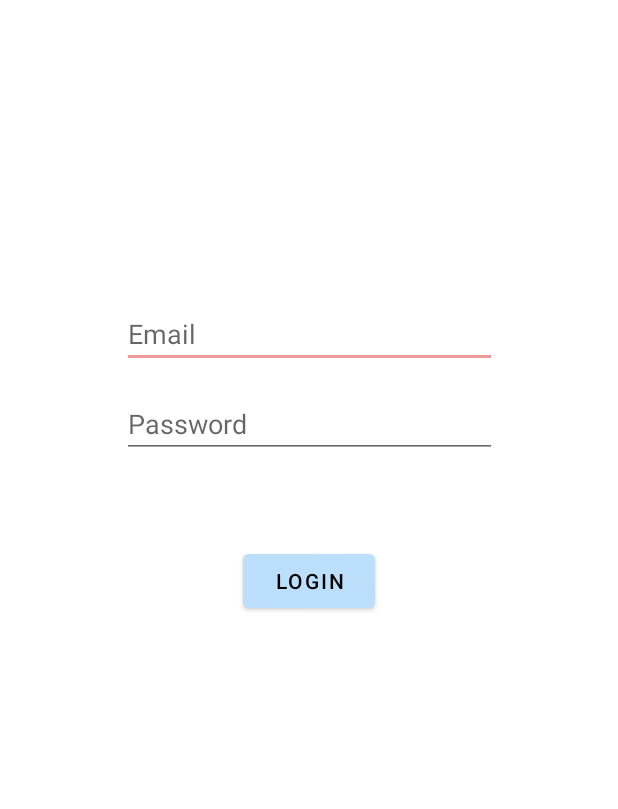
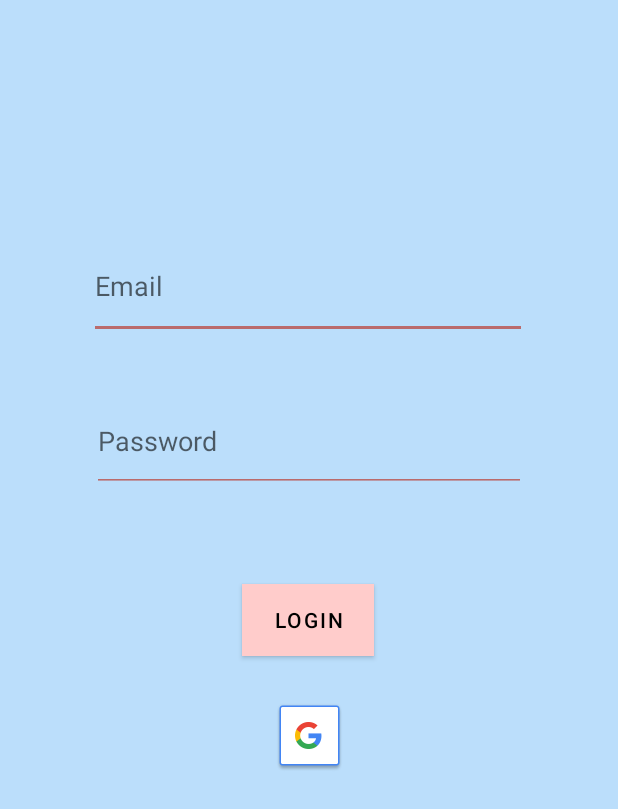
Before and after one commit to XiangLun0713/confession-android-app, an Android app: the screen it shows after launch (LoginActivity), on a phone screen of 412 x 824 dp. Shown: the top 809 px of the screen. Run offline under Robolectric (Android 15) with nearby library versions, the phone set to English and light mode, and no system bars.

Commit message:
update Login Page

```diff
--- a/app/src/main/res/layout/activity_login.xml
+++ b/app/src/main/res/layout/activity_login.xml
@@ -1,45 +1,71 @@
 <?xml version="1.0" encoding="utf-8"?>
 <androidx.constraintlayout.widget.ConstraintLayout xmlns:android="http://schemas.android.com/apk/res/android"
+    xmlns:app="http://schemas.android.com/apk/res-auto"
     xmlns:tools="http://schemas.android.com/tools"
-        xmlns:app="http://schemas.android.com/apk/res-auto"
     android:layout_width="match_parent"
     android:layout_height="match_parent"
+    android:background="#bbdefb"
     tools:context=".LoginActivity">
 
     <EditText
         android:id="@+id/login_email_edit_text"
-            android:layout_width="250dp"
-            android:layout_height="wrap_content"
+        android:layout_width="292dp"
+        android:layout_height="70dp"
+        android:layout_marginTop="156dp"
+        android:autofillHints="emailAddress"
+        android:backgroundTint="#ba6b6c"
         android:hint="@string/prompt_email"
+        android:inputType="textEmailAddress"
+        android:minHeight="48dp"
+        android:textColorLink="#FFCCCB"
+        app:layout_constraintEnd_toEndOf="parent"
+        app:layout_constraintHorizontal_bias="0.495"
         app:layout_constraintStart_toStartOf="parent"
-            app:layout_constraintEnd_toEndOf="parent"
         app:layout_constraintTop_toTopOf="parent"
-            android:layout_marginTop="200dp"
-            android:inputType="textEmailAddress"
-            android:autofillHints="emailAddress" />
+        tools:ignore="TextContrastCheck" />
 
     <EditText
         android:id="@+id/login_password_edit_text"
-            android:layout_width="250dp"
-            android:layout_height="wrap_content"
+        android:layout_width="289dp"
+        android:layout_height="68dp"
+        android:layout_marginTop="260dp"
+        android:autofillHints="password"
+        android:backgroundTint="#ba6b6c"
         android:hint="@string/prompt_password"
-            app:layout_constraintTop_toTopOf="@+id/login_email_edit_text"
+        android:inputType="textPassword"
         app:layout_constraintEnd_toEndOf="parent"
         app:layout_constraintStart_toStartOf="parent"
-            android:layout_marginTop="60dp"
-            android:autofillHints="password"
-            android:inputType="textPassword" />
+        app:layout_constraintTop_toTopOf="parent"
+        tools:ignore="TextContrastCheck" />
 
     <com.google.android.material.button.MaterialButton
         android:id="@+id/login_button"
         android:layout_width="wrap_content"
         android:layout_height="wrap_content"
+        android:layout_marginTop="389dp"
+        android:background="#ffcccb"
         android:text="@string/login"
-            app:layout_constraintVertical_bias=".2"
+        app:backgroundTint="#FFCCCB"
+        app:iconTint="#ffcccb"
+        app:layout_constraintBottom_toBottomOf="parent"
+        app:layout_constraintEnd_toEndOf="parent"
+        app:layout_constraintHorizontal_bias="0.498"
         app:layout_constraintStart_toStartOf="parent"
+        app:layout_constraintTop_toTopOf="parent"
+        app:layout_constraintVertical_bias="0.0" />
+
+    <ImageView
+        android:id="@+id/imageView"
+        android:layout_width="wrap_content"
+        android:layout_height="wrap_content"
+        android:layout_marginStart="178dp"
+        android:layout_marginTop="466dp"
+        android:layout_marginEnd="178dp"
+        android:contentDescription="TODO"
         app:layout_constraintEnd_toEndOf="parent"
-            app:layout_constraintTop_toTopOf="@+id/login_password_edit_text"
-            app:layout_constraintBottom_toBottomOf="parent" />
+        app:layout_constraintStart_toStartOf="parent"
+        app:layout_constraintTop_toTopOf="parent"
+        app:srcCompat="@drawable/common_google_signin_btn_icon_dark" />
 
 
 </androidx.constraintlayout.widget.ConstraintLayout>
```
Lines whose indentation alone changed are shown as unchanged.
